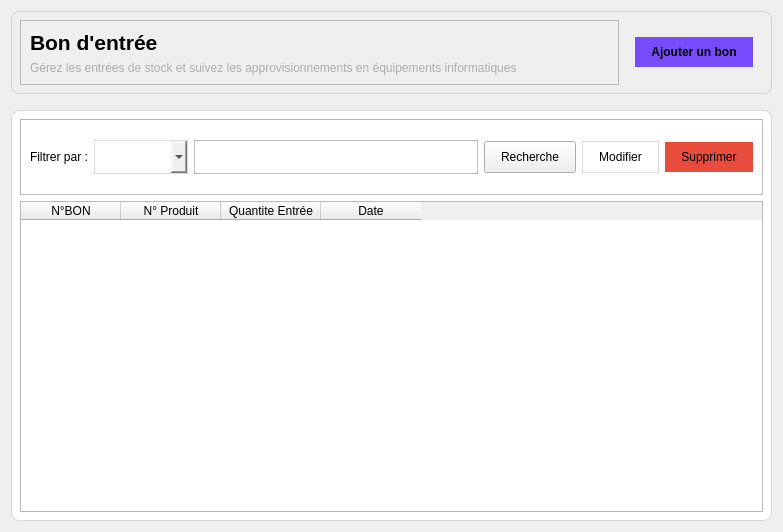
Qt form interface/entry_widget.ui (miranto-andria/stock-it) before a commit.
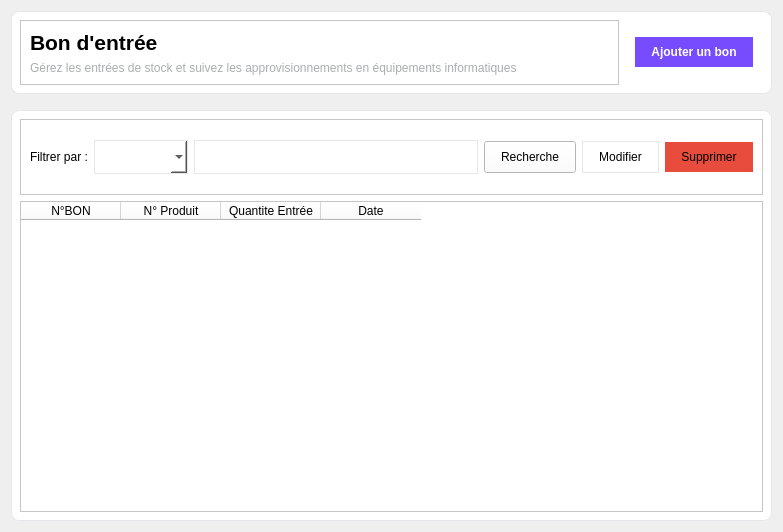
The same form after that commit. Icons and pictures are not drawn.

Patch:
```diff
--- a/interface/entry_widget.ui
+++ b/interface/entry_widget.ui
@@ -17,7 +17,7 @@
    <string notr="true">
 #middle{
 border-radius : 8px;
-border : 1px solid rgba(171, 173, 174, 40%); 
+border : 1px solid #e5e7eb; 
 background-color : #fff;
 }
 #description{
@@ -25,10 +25,10 @@
 }
 
 #searchBar{
-
+background-color : #fff;
 border-radius : 8px;
 padding : 50px;
-border : 1px solid rgba(171, 173, 174, 40%);
+border : 1px solid #e5e7eb;
 
 }
  #pageName , #add {
@@ -62,6 +62,9 @@
      <layout class="QHBoxLayout" name="horizontalLayout">
       <item>
        <widget class="QFrame" name="frame_2">
+        <property name="styleSheet">
+         <string notr="true">background-color: rgb(255, 255, 255);</string>
+        </property>
         <property name="frameShape">
          <enum>QFrame::Shape::StyledPanel</enum>
         </property>
@@ -124,7 +127,8 @@
            <property name="styleSheet">
             <string notr="true">background-color : #774cff;
 font : bold;
-border : none;</string>
+border : none;
+color : white</string>
            </property>
            <property name="text">
             <string>Ajouter un bon</string>
@@ -148,6 +152,9 @@
    </item>
    <item>
     <widget class="QWidget" name="middle" native="true">
+     <property name="styleSheet">
+      <string notr="true">background-color: rgb(255, 255, 255);</string>
+     </property>
      <layout class="QVBoxLayout" name="verticalLayout_2">
       <item>
        <widget class="QFrame" name="frame">
@@ -177,7 +184,7 @@
          <item>
           <widget class="QComboBox" name="searchChoice">
            <property name="styleSheet">
-            <string notr="true">border : 1px solid rgba(171, 173, 174, 40%);</string>
+            <string notr="true">border : 1px solid #e5e7eb;</string>
            </property>
           </widget>
          </item>
@@ -185,7 +192,7 @@
           <widget class="QLineEdit" name="searchInput">
            <property name="styleSheet">
             <string notr="true">padding : 8px 16px;
-border : 1px solid rgba(171, 173, 174, 80%); background-color : #fff;</string>
+border : 1px solid #e5e7eb; background-color : #fff;</string>
            </property>
           </widget>
          </item>
@@ -211,7 +218,7 @@
          <item>
           <widget class="QPushButton" name="btnEdit">
            <property name="styleSheet">
-            <string notr="true">border : 1px solid rgba(171, 173, 174, 40%);</string>
+            <string notr="true">border : 1px solid #e5e7eb;</string>
            </property>
            <property name="text">
             <string>Modifier</string>
@@ -256,6 +263,9 @@
         <property name="styleSheet">
          <string notr="true"/>
         </property>
+        <property name="alternatingRowColors">
+         <bool>true</bool>
+        </property>
         <property name="selectionBehavior">
          <enum>QAbstractItemView::SelectionBehavior::SelectRows</enum>
         </property>
```
